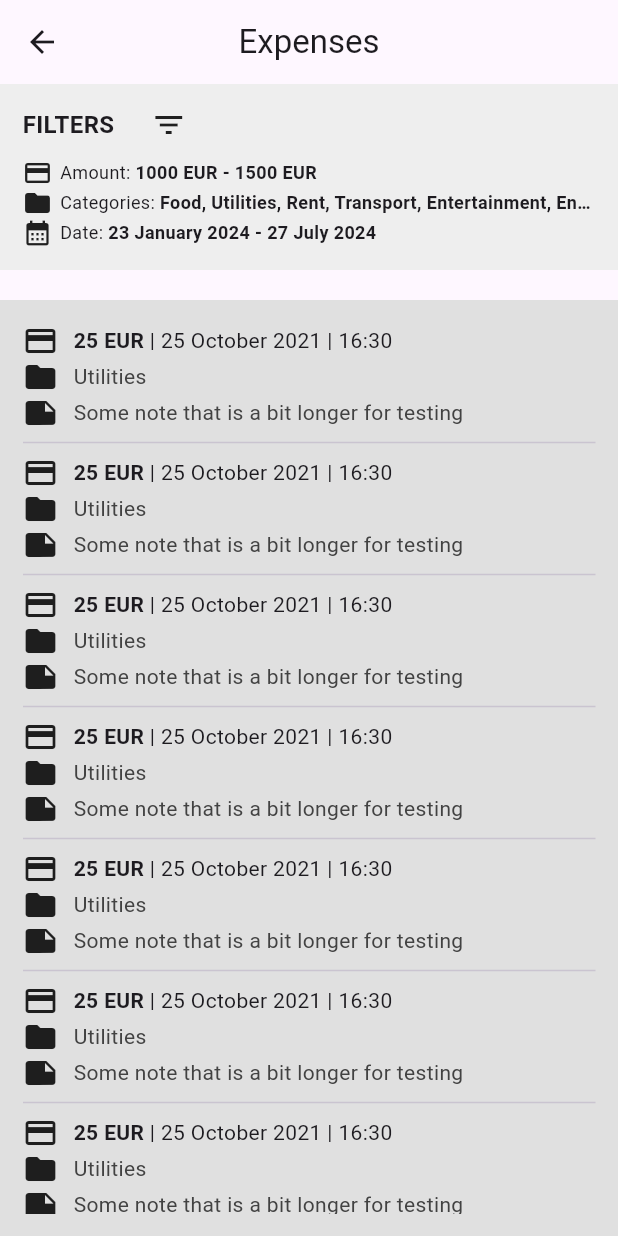
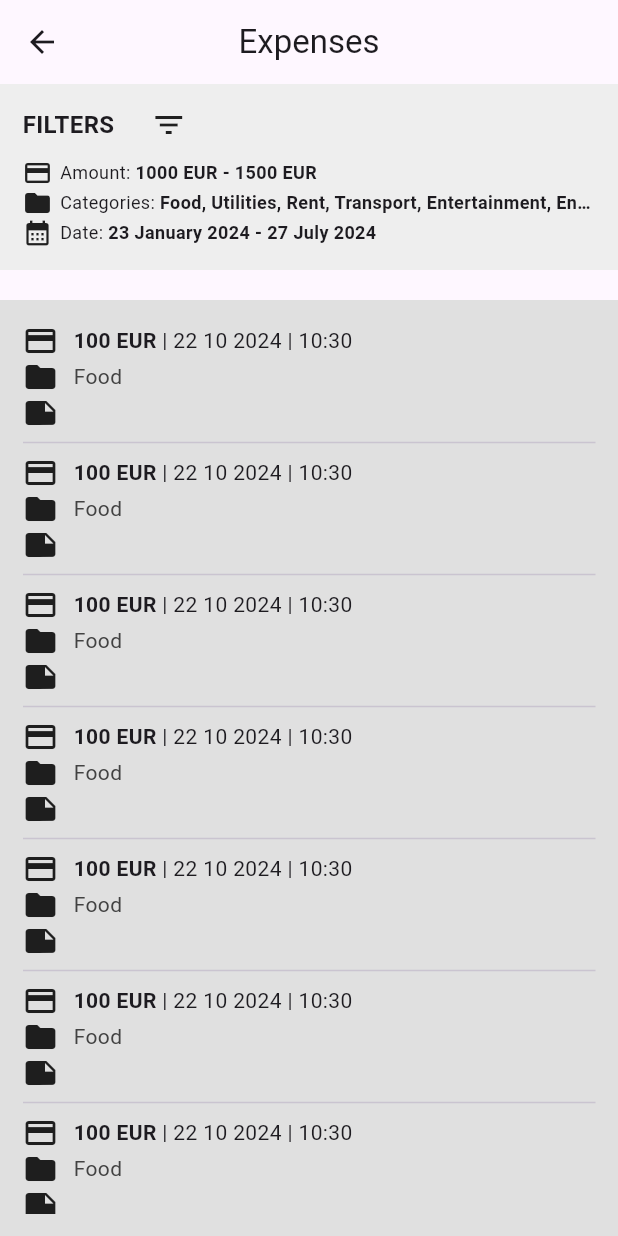
Before and after one commit to ikaem/svorc_proto_v1, a Flutter app: the ExpensesScreen screen opened directly, on a phone screen of 412 x 824 dp. Run offline on Flutter 3.47's test engine with Material 3 defaults, Android fonts, the phone set to English and light mode, and no system bars; our stand-ins replace drift, equatable, flutter_bloc, jiffy, sqlite3_flutter_libs; missing offline and left inert: sqlite3; accounts and stored records are empty; generated files the repository leaves out were written again; statements that could not run were skipped.

Commit message:
use get recent expenses cubit

```diff
--- a/lib/src/features/core/presentation/widgets/home/home_screen_recent_expenses.dart
+++ b/lib/src/features/core/presentation/widgets/home/home_screen_recent_expenses.dart
@@ -1,6 +1,7 @@
 import 'package:flutter/material.dart';
 import 'package:flutter_bloc/flutter_bloc.dart';
 import 'package:svorc_proto_v1/src/features/expenses/application/bloc/cubits/get_recent_expenses/get_recent_expenses_cubit.dart';
+import 'package:svorc_proto_v1/src/features/expenses/domain/models/expense_model.dart';
 import 'package:svorc_proto_v1/src/features/expenses/presentation/expenses_screen.dart';
 import 'package:svorc_proto_v1/src/features/expenses/presentation/widgets/expense_brief_item.dart';
 
@@ -27,6 +28,8 @@ class HomeScreenRecentExpenses extends StatelessWidget {
 
         final GetRecentExpensesCubitStateSuccess successState =
             state as GetRecentExpensesCubitStateSuccess;
+
+        final List<ExpenseModel> expenses = successState.expenses;
 
         return Container(
           color: Colors.grey.shade500,
@@ -78,10 +81,17 @@ class HomeScreenRecentExpenses extends StatelessWidget {
                 ),
                 Expanded(
                   child: ListView.separated(
-                    itemCount: 5,
+                    itemCount: expenses.length,
                     separatorBuilder: (context, index) => const Divider(),
                     itemBuilder: (context, index) {
-                      return const ExpenseBriefItem();
+                      final ExpenseModel expense = expenses[index];
+                      return ExpenseBriefItem(
+                        amount: expense.amount,
+                        date: expense.date,
+                        category: expense.category,
+                        note: expense.note,
+                        id: expense.id,
+                      );
                     },
                   ),
                 ),
--- a/lib/src/features/expenses/presentation/expenses_screen.dart
+++ b/lib/src/features/expenses/presentation/expenses_screen.dart
@@ -47,7 +47,17 @@ class _ExpensesScreenItems extends StatelessWidget {
           separatorBuilder: (context, index) => const Divider(),
           itemCount: 10,
           itemBuilder: (context, index) {
-            return const ExpenseBriefItem();
+            // TODO temp - until get data
+
+            return ExpenseBriefItem(
+              id: 1,
+              date: DateTime.now(),
+              amount: 100,
+              category: const CategoryModel(
+                id: 1,
+                name: "Food",
+              ),
+            );
           },
         ),
       ),
--- a/lib/src/features/expenses/presentation/widgets/expense_brief_item.dart
+++ b/lib/src/features/expenses/presentation/widgets/expense_brief_item.dart
@@ -1,40 +1,57 @@
 import 'package:flutter/material.dart';
+import 'package:svorc_proto_v1/src/features/categories/domain/models/category_model.dart';
 
 class ExpenseBriefItem extends StatelessWidget {
   const ExpenseBriefItem({
     super.key,
+    required this.id,
+    required this.date,
+    required this.amount,
+    required this.category,
+    this.note,
   });
+
+  final int id;
+  final DateTime date;
+  final int amount;
+  final CategoryModel category;
+  final String? note;
 
   @override
   Widget build(BuildContext context) {
     return Column(
       children: [
-        const Row(
+        Row(
           children: [
-            Icon(Icons.credit_card),
-            SizedBox(
+            const Icon(Icons.credit_card),
+            const SizedBox(
               width: 10,
             ),
             Text.rich(
               TextSpan(
                 children: [
                   TextSpan(
-                    text: "25 EUR",
-                    style: TextStyle(
+                    // text: "25 EUR",
+                    text: "$amount EUR",
+                    style: const TextStyle(
                       fontWeight: FontWeight.bold,
                     ),
                   ),
-                  TextSpan(
+                  const TextSpan(
                     text: " | ",
                   ),
                   TextSpan(
-                    text: "25 October 2021",
+                    // text: "25 October 2021",
+                    // TODO format this better somehow
+                    text: "${date.day} ${date.month} ${date.year}",
                   ),
-                  TextSpan(
+                  const TextSpan(
                     text: " | ",
                   ),
                   TextSpan(
-                    text: "16:30",
+                    // text: "16:30",
+                    // TODO format this better somehow
+                    text: "${date.hour}:${date.minute}",
                   ),
                 ],
               ),
@@ -48,7 +65,8 @@ class ExpenseBriefItem extends StatelessWidget {
               width: 10,
             ),
             Text(
-              "Utilities",
+              // "Utilities",
+              category.name,
               style: TextStyle(
                 color: Colors.grey.shade800,
               ),
@@ -61,12 +79,14 @@ class ExpenseBriefItem extends StatelessWidget {
             const SizedBox(
               width: 10,
             ),
-            Text(
-              "Some note that is a bit longer for testing",
-              style: TextStyle(
-                color: Colors.grey.shade800,
-              ),
-            ),
+            if (note != null)
+              Text(
+                // "Some note that is a bit longer for testing",
+                note!,
+                style: TextStyle(
+                  color: Colors.grey.shade800,
+                ),
+              )
           ],
         ),
       ],
```
